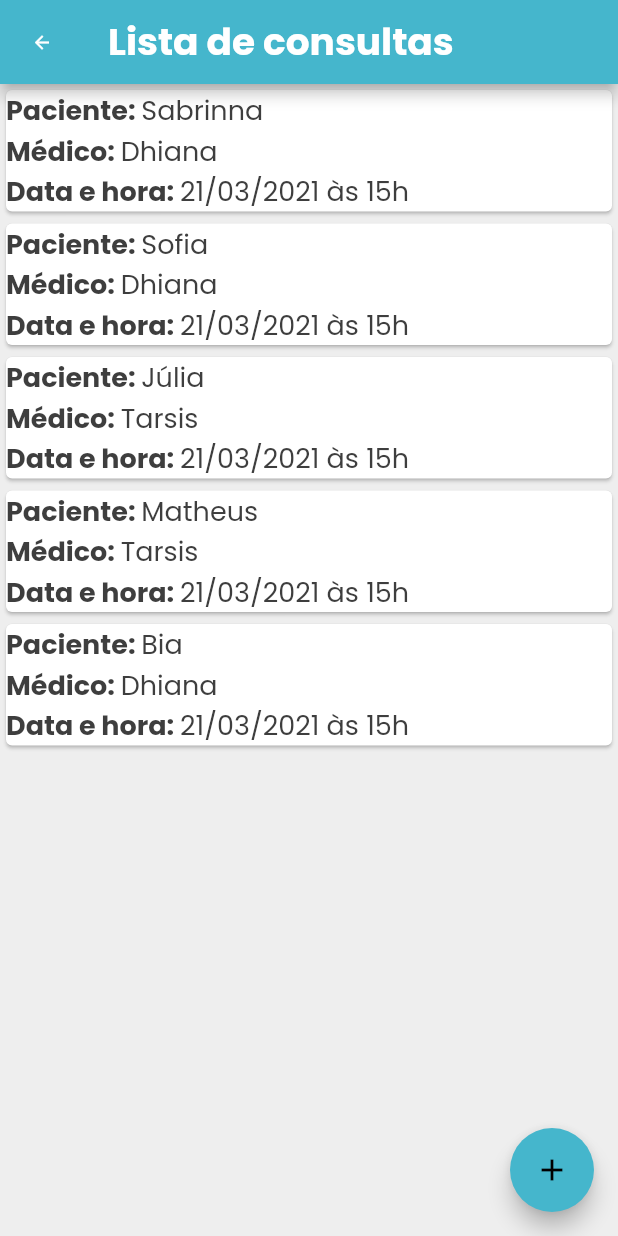
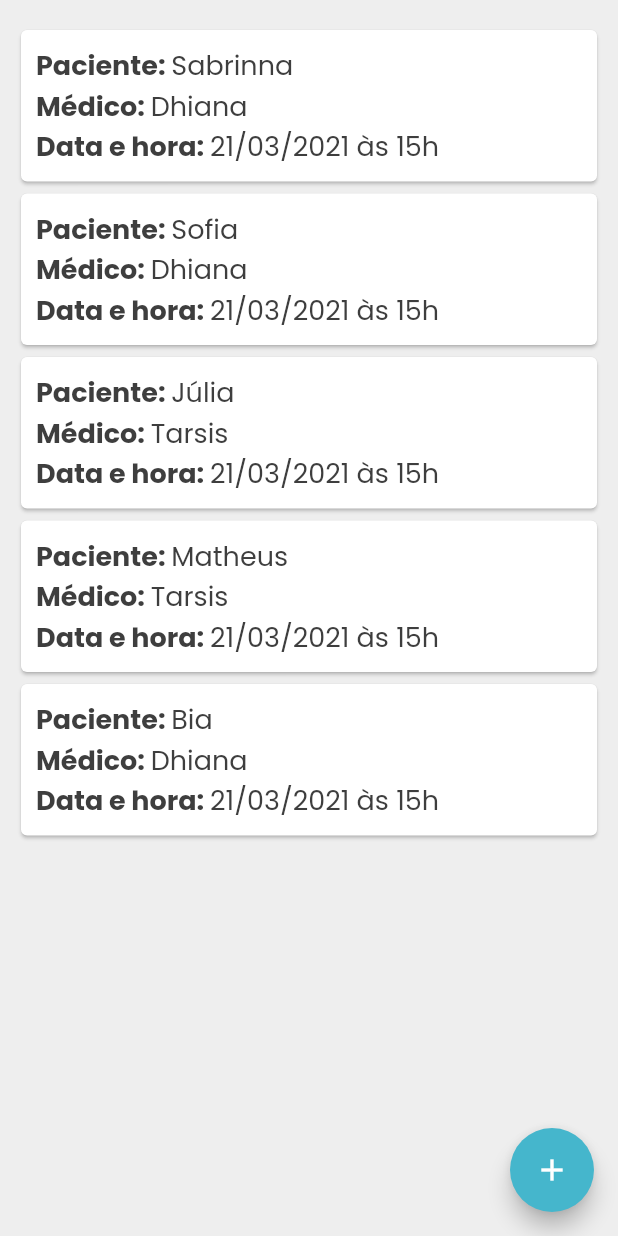
Before and after one commit to 27joseaquino/consulta-marcada, a Flutter app: the ListPage screen opened directly, on a phone screen of 412 x 824 dp. Run offline on Flutter 3.47's test engine with Material 2 defaults, Android fonts, the phone set to English and light mode, and no system bars.

Commit message:
Ajustes na lista de consultas

```diff
--- a/lib/components/custom_card.dart
+++ b/lib/components/custom_card.dart
@@ -1,11 +1,11 @@
 import 'package:flutter/material.dart';
-
 import '../ui/styles/custom_text.dart';
 
 class CustomCard extends StatelessWidget {
   final String patient;
   final String doctor;
   final String date;
+
   CustomCard({
     @required this.patient,
     @required this.doctor,
@@ -15,12 +15,15 @@ class CustomCard extends StatelessWidget {
   @override
   Widget build(BuildContext context) {
     return Card(
+      child: Container(
+        margin: EdgeInsets.all(10),
         child: Column(
           children: [
             buildRow("Paciente: ", patient),
             buildRow("Médico: ", doctor),
             buildRow("Data e hora: ", date),
           ],
+        ),
       ),
     );
   }
--- a/lib/pages/home/home_page.dart
+++ b/lib/pages/home/home_page.dart
@@ -1,6 +1,6 @@
 import 'package:consulta_marcada/components/menu.dart';
 import 'package:consulta_marcada/pages/home/home_buttons.dart';
-import 'package:consulta_marcada/pages/medical_consultation/medical_consultation_page.dart';
+import 'package:consulta_marcada/pages/medical_consultation/list_page.dart';
 import 'package:consulta_marcada/pages/patient/patient_page.dart';
 import 'package:consulta_marcada/ui/styles/my_colors.dart';
 import 'package:flutter/material.dart';
@@ -23,7 +23,7 @@ class _HomePageState extends State<HomePage> {
     selectedIndex = widget.selectedIndex;
     _screenOptions = <Widget>[
       HomeButtons(),
-      MedicalConsultationPage(),
+      ListPage(),
       PatientPage(),
     ];
   }
--- a/lib/pages/medical_consultation/list_page.dart
+++ b/lib/pages/medical_consultation/list_page.dart
@@ -1,6 +1,5 @@
 import 'package:consulta_marcada/components/custom_card.dart';
 import 'package:flutter/material.dart';
-
 import '../../ui/styles/my_colors.dart';
 
 class ListPage extends StatefulWidget {
@@ -12,12 +11,9 @@ class _ListPageState extends State<ListPage> {
   @override
   Widget build(BuildContext context) {
     return Scaffold(
-      appBar: AppBar(
-        title: Text("Lista de consultas"),
-      ),
       body: buildListview(),
       floatingActionButton: FloatingActionButton(
-        child: Icon(Icons.add),
+        child: Icon(Icons.add, color: Colors.white),
         onPressed: () {},
         backgroundColor: MyColors.appColors["blue"],
       ),
@@ -26,15 +22,36 @@ class _ListPageState extends State<ListPage> {
 }
 
 buildListview() {
-  return ListView(
-    children: <Widget>[
-      CustomCard(
-          patient: "Sabrinna", doctor: "Dhiana", date: "21/03/2021 às 15h"),
-      CustomCard(patient: "Sofia", doctor: "Dhiana", date: "21/03/2021 às 15h"),
-      CustomCard(patient: "Júlia", doctor: "Tarsis", date: "21/03/2021 às 15h"),
-      CustomCard(
-          patient: "Matheus", doctor: "Tarsis", date: "21/03/2021 às 15h"),
-      CustomCard(patient: "Bia", doctor: "Dhiana", date: "21/03/2021 às 15h"),
-    ],
+  return Container(
+    padding: EdgeInsets.only(top: 16, left: 10, right: 10),
+    child: ListView(
+      children: <Widget>[
+        CustomCard(
+          patient: "Sabrinna",
+          doctor: "Dhiana",
+          date: "21/03/2021 às 15h",
+        ),
+        CustomCard(
+          patient: "Sofia",
+          doctor: "Dhiana",
+          date: "21/03/2021 às 15h",
+        ),
+        CustomCard(
+          patient: "Júlia",
+          doctor: "Tarsis",
+          date: "21/03/2021 às 15h",
+        ),
+        CustomCard(
+          patient: "Matheus",
+          doctor: "Tarsis",
+          date: "21/03/2021 às 15h",
+        ),
+        CustomCard(
+          patient: "Bia",
+          doctor: "Dhiana",
+          date: "21/03/2021 às 15h",
+        ),
+      ],
+    ),
   );
 }
```
Lines whose indentation alone changed are shown as unchanged.
